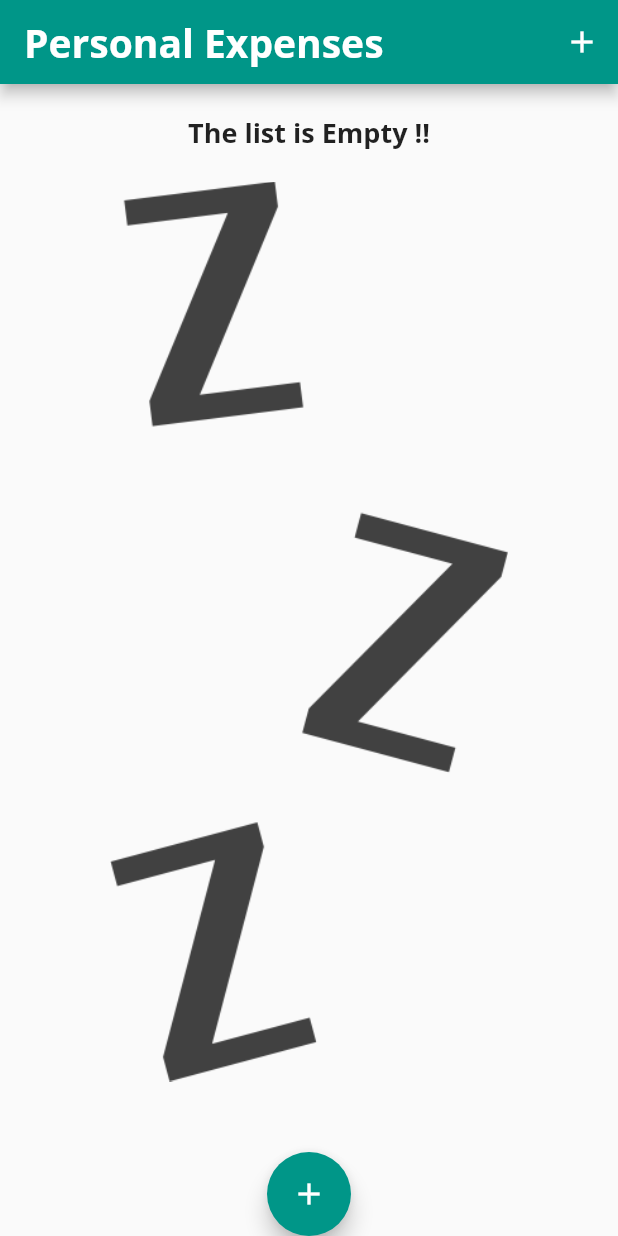
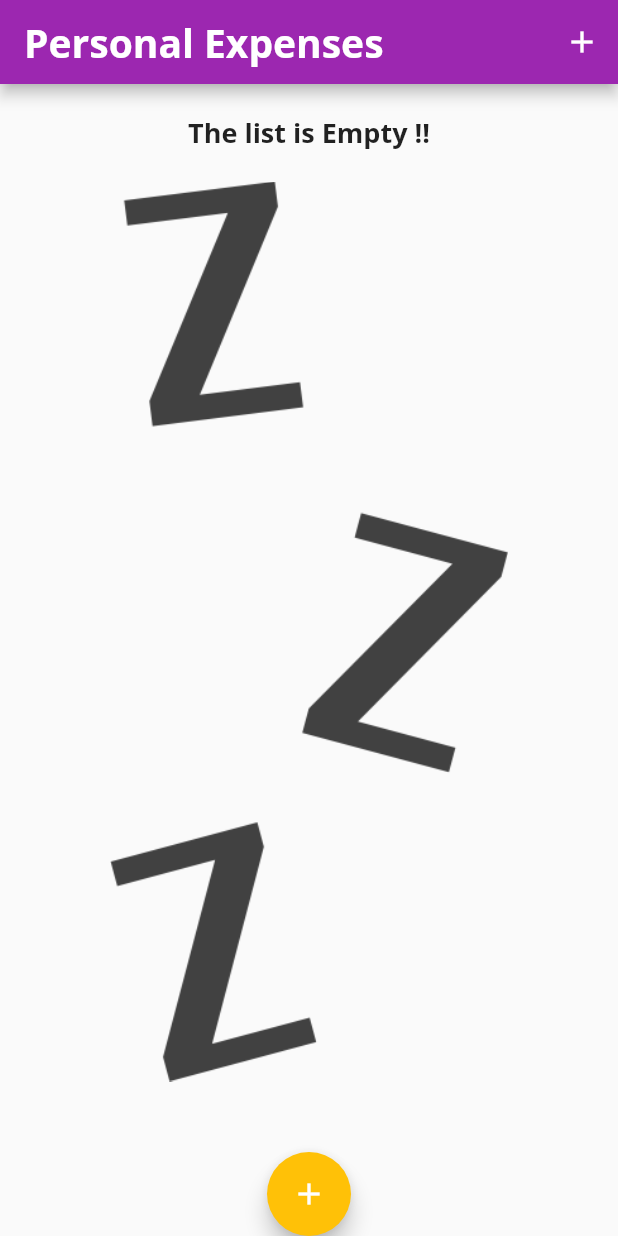
Before and after one commit to MohamedAboElM3aTy/expense_app_learning, a Flutter app: the screen it shows after launch, on a phone screen of 412 x 824 dp. Run offline on Flutter 3.47's test engine with Material 2 defaults, Android fonts, the phone set to English and light mode, and no system bars.

Commit message:
editing theme

```diff
--- a/lib/main.dart
+++ b/lib/main.dart
@@ -1,5 +1,3 @@
-import 'dart:ffi';
-
 import 'package:flutter/material.dart';
 
 import './widgets/transaction_list.dart';
@@ -12,12 +10,8 @@ void main() => runApp(
     );
 
 class MyApp extends StatelessWidget {
-  @override
-  Widget build(BuildContext context) {
-    return MaterialApp(
-      title: 'Personal Expenses',
-      theme: ThemeData(
-        primarySwatch: Colors.teal,
+  final ThemeData theme = ThemeData(
+    primarySwatch: Colors.purple,
     fontFamily: 'QuickSand',
     textTheme: ThemeData.light().textTheme.copyWith(
           titleLarge: TextStyle(
@@ -37,6 +31,15 @@ class MyApp extends StatelessWidget {
         fontFamily: 'OpenSans',
         fontWeight: FontWeight.bold,
       ),
+    ),
+  );
+  @override
+  Widget build(BuildContext context) {
+    return MaterialApp(
+      title: 'Personal Expenses',
+      theme: theme.copyWith(
+        colorScheme: theme.colorScheme.copyWith(
+          secondary: Colors.amber,
         ),
       ),
       home: MyHomePage(),
```
Lines whose indentation alone changed are shown as unchanged.
